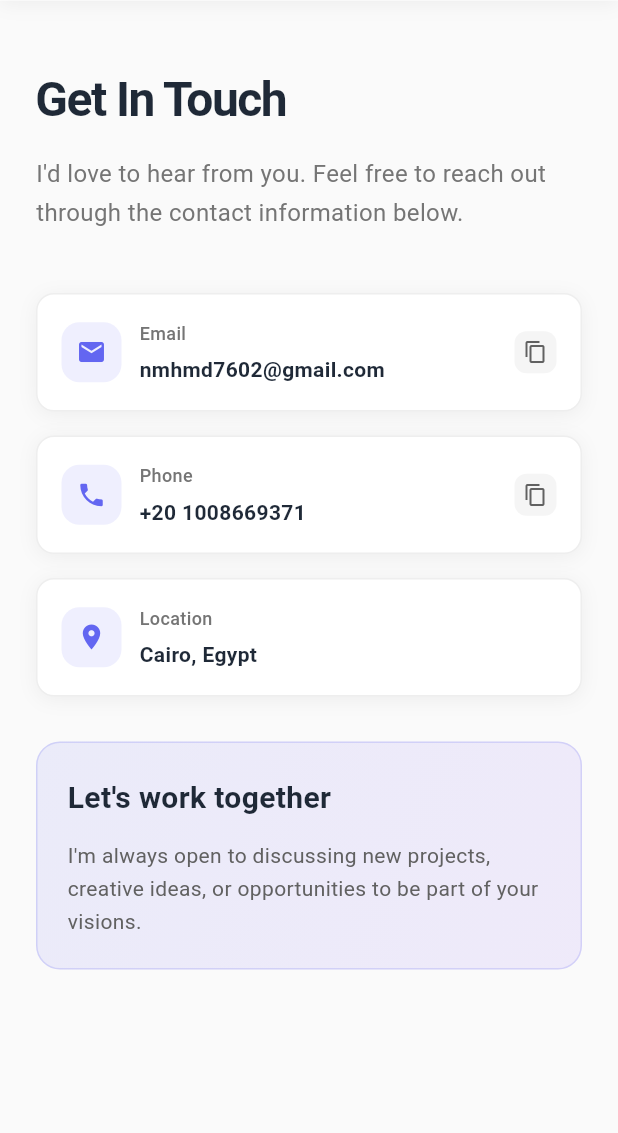
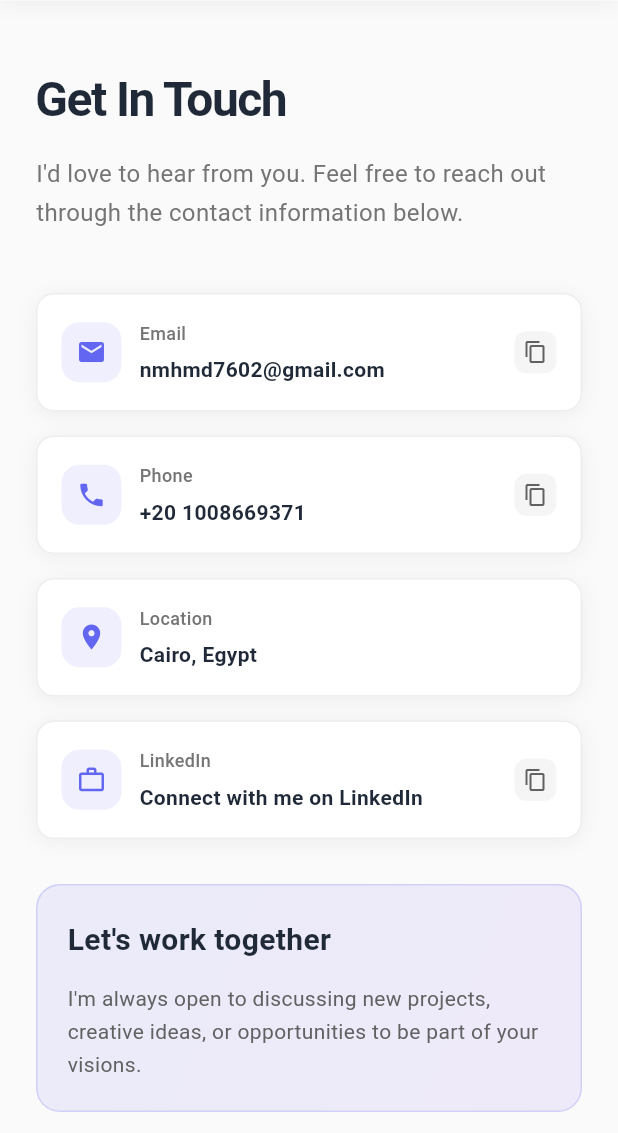
Before and after one commit to MohamedANaagi/protfolio, a Flutter app: the ContactView screen opened by its route, after a tap on the "phone" icon, on a phone screen of 412 x 824 dp, the part 103-1236 px from its top. Run offline on Flutter 3.47's test engine with Material 3 defaults, Android fonts, the phone set to English and light mode, and no system bars; our stand-ins replace go_router.

Commit message:
Add LinkedIn functionality to ContactController and update ContactModel. Enhance ContactView with LinkedIn connection option.

```diff
--- a/lib/models/contact_model.dart
+++ b/lib/models/contact_model.dart
@@ -2,17 +2,20 @@ class ContactModel {
   final String email;
   final String phone;
   final String location;
+  final String linkedInUrl;
 
   const ContactModel({
     required this.email,
     required this.phone,
     required this.location,
+    required this.linkedInUrl,
   });
 
   static const ContactModel defaultContact = ContactModel(
     email: "nmhmd7602@gmail.com",
     phone: "+20 1008669371",
     location: "Cairo, Egypt",
+    linkedInUrl: "https://www.linkedin.com/in/mohamed-nagi-920034250/",
   );
 }
 
--- a/lib/models/work_model.dart
+++ b/lib/models/work_model.dart
@@ -55,14 +55,14 @@ class WorkModel {
 
     WorkModel(
       id: '2',
-      title: "Mobile App Redesign",
+      title: "E-Commerce App",
       date: "2024",
-      subtitle: "App / UX Case Study",
+      subtitle: "Flutter • E-Commerce App",
       description:
-          "More placeholder text for the second featured work item. Describe your case study or app redesign here.",
+          "A mobile shopping app that enables users to browse products, manage carts, complete secure checkouts, track orders in real time, and receive notifications. Built with BLoC (Cubit), RESTful API integration, Dio, Sqflite, Cache, and Firebase to ensure a smooth and scalable user experience.",
       imageUrl: "assets/images/041fbc18-1b4c-45d6-8a60-943db379779e.JPG",
       url:
-          "https://drive.google.com/drive/folders/1lb0QXEEBmEDBTHh7-fcQMOmi8IuVRWM1?usp=drive_link", // يمكنك إضافة الرابط هنا
+          "https://www.linkedin.com/posts/mohamed-nagi-920034250_eabrcommerceabrapplication-apis-cache-activity-7249055885887500292-XwVQ?utm_source=social_share_send&utm_medium=member_desktop_web&rcm=ACoAAD3w0ygBDN_1YiuBwiqtormDCAaJAU_hDkE", // يمكنك إضافة الرابط هنا
     ),
   ];
 }
--- a/lib/views/contact_view.dart
+++ b/lib/views/contact_view.dart
@@ -82,6 +82,19 @@ class ContactView extends StatelessWidget {
           title: "Location",
           subtitle: controller.contact.location,
           onTap: null,
+          isMobile: isMobile,
+        ),
+        SizedBox(height: isMobile ? 16 : 24),
+        _contactItem(
+          context: context,
+          icon: Icons.work_outline,
+          title: "LinkedIn",
+          subtitle: "Connect with me on LinkedIn",
+          onTap: () => controller.openLinkedIn(),
+          onCopy: () => controller.copyToClipboard(
+            controller.contact.linkedInUrl,
+            context,
+          ),
           isMobile: isMobile,
         ),
         SizedBox(height: isMobile ? 30 : 40),
```
Also changed, not shown: lib/controllers/contact_controller.dart (+7 -0 lines).
